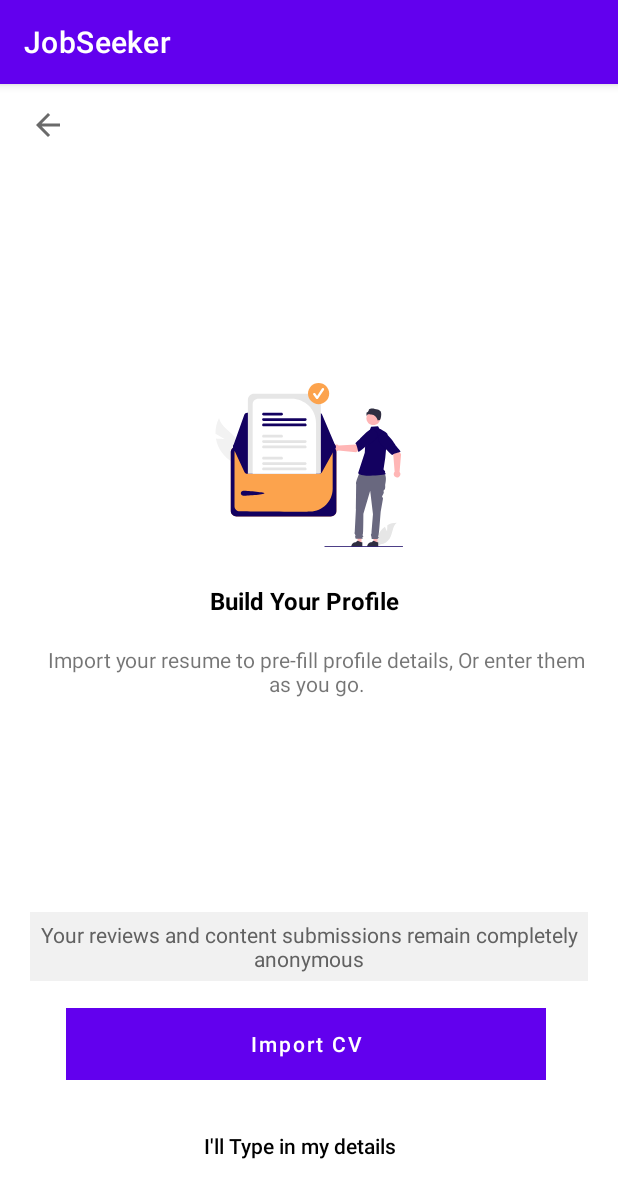
After one commit to IT21156410/jobfinder, an Android app: the CV_INFO screen opened directly, with no data from a screen before it, on a phone screen of 412 x 824 dp. The commit adds this screen. Shown: the top 1198 px of the screen. Run offline under Robolectric (Android 15) with nearby library versions, the phone set to English and light mode, and no system bars.

Commit message:
CV info activity

```diff
--- a/app/src/main/AndroidManifest.xml
+++ b/app/src/main/AndroidManifest.xml
@@ -10,6 +10,9 @@
         android:supportsRtl="true"
         android:theme="@style/Theme.JobSeeker">
         <activity
+            android:name=".CV_INFO"
+            android:exported="false" />
+        <activity
             android:name=".MainActivity"
             android:exported="true">
             <intent-filter>
--- /dev/null
+++ b/app/src/main/java/com/example/jobseeker/CV_INFO.kt
@@ -0,0 +1,11 @@
+package com.example.jobseeker
+
+import androidx.appcompat.app.AppCompatActivity
+import android.os.Bundle
+
+class CV_INFO : AppCompatActivity() {
+    override fun onCreate(savedInstanceState: Bundle?) {
+        super.onCreate(savedInstanceState)
+        setContentView(R.layout.activity_cv_info)
+    }
+}
--- /dev/null
+++ b/app/src/main/res/layout/activity_cv_info.xml
@@ -0,0 +1,149 @@
+<?xml version="1.0" encoding="utf-8"?>
+<androidx.constraintlayout.widget.ConstraintLayout xmlns:android="http://schemas.android.com/apk/res/android"
+    xmlns:app="http://schemas.android.com/apk/res-auto"
+    xmlns:tools="http://schemas.android.com/tools"
+    android:layout_width="match_parent"
+    android:layout_height="match_parent"
+    android:paddingStart="4dp"
+    android:paddingEnd="4dp"
+    app:circularflow_radiusInDP="5dp"
+    tools:context=".CV_INFO">
+
+    <com.google.android.material.navigation.NavigationView
+        android:layout_width="0dp"
+        android:layout_height="55dp"
+        app:layout_constraintEnd_toEndOf="parent"
+        app:layout_constraintStart_toStartOf="parent"
+        app:layout_constraintTop_toTopOf="parent">
+
+        <Button
+            android:id="@+id/goBack"
+            android:layout_width="54dp"
+            android:layout_height="match_parent"
+            android:background="#00000000"
+            android:backgroundTint="#FFFFFF"
+            android:text="@string/back"
+            app:icon="?attr/actionModeCloseDrawable"
+            app:iconTint="#95000000"
+            app:iconTintMode="src_in" />
+    </com.google.android.material.navigation.NavigationView>
+
+    <ImageView
+        android:id="@+id/mainImg"
+        android:layout_width="wrap_content"
+        android:layout_height="wrap_content"
+        android:layout_marginStart="142dp"
+        android:layout_marginTop="181dp"
+        android:layout_marginEnd="143dp"
+        android:layout_marginBottom="441dp"
+        android:contentDescription="@string/todo"
+        app:layout_constraintBottom_toBottomOf="parent"
+        app:layout_constraintEnd_toEndOf="parent"
+        app:layout_constraintStart_toStartOf="parent"
+        app:layout_constraintTop_toTopOf="parent"
+        app:srcCompat="@drawable/cv_ico" />
+
+    <TextView
+        android:id="@+id/HeaderText"
+        android:layout_width="wrap_content"
+        android:layout_height="wrap_content"
+        android:layout_marginStart="149dp"
+        android:layout_marginTop="17dp"
+        android:layout_marginEnd="155dp"
+        android:layout_marginBottom="405dp"
+        android:text="@string/build_your_profile"
+        android:textAlignment="center"
+        android:textColor="#000000"
+        android:textSize="16sp"
+        android:textStyle="bold"
+        app:layout_constraintBottom_toBottomOf="parent"
+        app:layout_constraintEnd_toEndOf="parent"
+        app:layout_constraintStart_toStartOf="parent"
+        app:layout_constraintTop_toBottomOf="@+id/mainImg" />
+
+    <TextView
+        android:id="@+id/subHeaderText"
+        android:layout_width="match_parent"
+        android:layout_height="wrap_content"
+        android:layout_marginStart="19dp"
+        android:layout_marginTop="15dp"
+        android:layout_marginEnd="10dp"
+        android:layout_marginBottom="139dp"
+        android:text="@string/import_your_resume_to_pre_fill_profile_details_or_enter_them_as_you_go"
+        android:textAlignment="center"
+        app:layout_constraintBottom_toTopOf="@+id/info"
+        app:layout_constraintEnd_toEndOf="parent"
+        app:layout_constraintStart_toStartOf="parent"
+        app:layout_constraintTop_toBottomOf="@+id/HeaderText" />
+
+    <TextView
+        android:id="@+id/info"
+        android:layout_width="0dp"
+        android:layout_height="wrap_content"
+        android:layout_marginStart="16dp"
+        android:layout_marginTop="225dp"
+        android:layout_marginEnd="16dp"
+        android:layout_marginBottom="18dp"
+        android:background="#0F1C1C1C"
+        android:padding="5dp"
+        android:paddingStart="5dp"
+        android:paddingLeft="5dp"
+        android:paddingTop="5dp"
+        android:paddingEnd="5dp"
+        android:paddingRight="5dp"
+        android:paddingBottom="5dp"
+        android:text="@string/your_reviews_and_content_submissions_remain_completely_anonymous"
+        android:textAlignment="center"
+        android:textColor="#616161"
+        app:layout_constraintBottom_toTopOf="@+id/import_cv"
+        app:layout_constraintEnd_toEndOf="parent"
+        app:layout_constraintStart_toStartOf="parent"
+        app:layout_constraintTop_toBottomOf="@+id/HeaderText"
+        app:layout_constraintVertical_bias="1.0" />
+
+    <Button
+        android:id="@+id/import_cv"
+        android:layout_width="320dp"
+        android:layout_height="wrap_content"
+        android:layout_marginStart="16dp"
+        android:layout_marginTop="189dp"
+        android:layout_marginEnd="16dp"
+        android:layout_marginBottom="66dp"
+        android:background="#673AB7"
+        android:outlineProvider="none"
+        android:text="@string/import_cv"
+        android:textAllCaps="false"
+        app:cornerRadius="0dp"
+        app:layout_constraintBottom_toBottomOf="parent"
+        app:layout_constraintEnd_toEndOf="parent"
+        app:layout_constraintHorizontal_bias="0.464"
+        app:layout_constraintStart_toStartOf="parent"
+        app:layout_constraintTop_toBottomOf="@+id/HeaderText"
+        app:layout_constraintVertical_bias="0.65"
+        app:rippleColor="#000000" />
+
+    <Button
+        android:id="@+id/enter_cv"
+        style="@style/Widget.AppCompat.Button"
+        android:layout_width="wrap_content"
+        android:layout_height="48dp"
+        android:layout_marginStart="16dp"
+        android:layout_marginTop="289dp"
+        android:layout_marginEnd="16dp"
+        android:layout_marginBottom="24dp"
+        android:background="#00000000"
+        android:outlineProvider="none"
+        android:text="@string/i_ll_type_in_my_details"
+        android:textAlignment="center"
+        android:textAllCaps="false"
+        android:textColor="#000000"
+        app:layout_constraintBottom_toBottomOf="parent"
+        app:layout_constraintEnd_toEndOf="parent"
+        app:layout_constraintHorizontal_bias="0.474"
+        app:layout_constraintStart_toStartOf="parent"
+        app:layout_constraintTop_toBottomOf="@+id/HeaderText"
+        app:layout_constraintVertical_bias="0.761"
+        app:layout_marginBaseline="1px"
+        app:strokeColor="#000000" />
+
+</androidx.constraintlayout.widget.ConstraintLayout>
```
Also changed, not shown: app/src/main/res/layout/activity_main.xml (+0 -144 lines).
